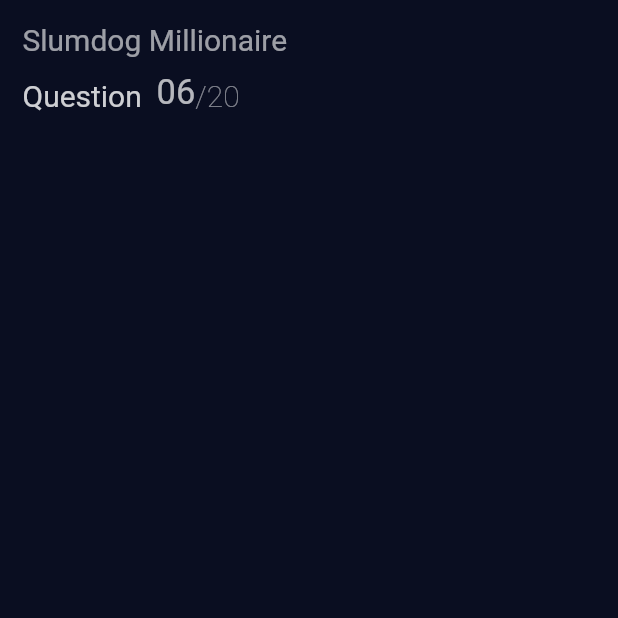
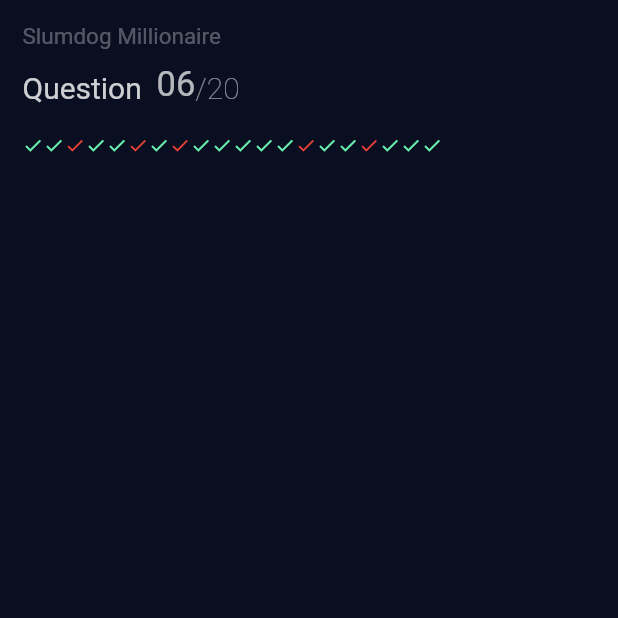
Before and after one commit to CynthiaPeter/Bliionaire-quiz-app, a Flutter app: the screen it shows after launch, on a phone screen of 412 x 824 dp, the top half of it. Run offline on Flutter 3.47's test engine with Material 2 defaults, Android fonts, the phone set to English and light mode, and no system bars.

Commit message:
One widget per day is better than nothing, the answer tickers added

```diff
--- a/lib/quiz_page.dart
+++ b/lib/quiz_page.dart
@@ -15,16 +15,22 @@ class _QuizPageState extends State<QuizPage> {
           children: <Widget>[
             Container(
               height: MediaQuery.of(context).size.height * 0.9,
-              child: Column(crossAxisAlignment: CrossAxisAlignment.start,
+              child: Column(
+                crossAxisAlignment: CrossAxisAlignment.start,
                 children: <Widget>[
-                Text('Slumdog Millionaire',
-                style: TextStyle(fontWeight: FontWeight.w400,
-                fontSize: 20,
-                color: Colors.white.withOpacity(0.6),),),
+                  Text(
+                    'Slumdog Millionaire',
+                    style: TextStyle(
+                      fontWeight: FontWeight.w400,
+                      fontSize: 15,
+                      color: Colors.white.withOpacity(0.3),
+                    ),
+                  ),
                   SizedBox(
                     height: 10,
                   ),
-                Row(crossAxisAlignment: CrossAxisAlignment.end,
+                  Row(
+                    crossAxisAlignment: CrossAxisAlignment.end,
                     children: <Widget>[
                       Text(
                         'Question  ',
@@ -48,7 +54,34 @@ class _QuizPageState extends State<QuizPage> {
                             color: Colors.white.withOpacity(0.5)),
                       ),
                     ],
-               ), ],),
+                  ),
+                  SizedBox(height:20),
+                  Row(
+                    children: <Widget>[
+                      Icon(Icons.check, color: Colors.greenAccent, size: 14,),
+                      Icon(Icons.check, color: Colors.greenAccent, size: 14, ),
+                      Icon(Icons.check, color: Colors.red, size: 14,),
+                      Icon(Icons.check, color: Colors.greenAccent, size: 14,),
+                      Icon(Icons.check, color: Colors.greenAccent, size: 14,),
+                      Icon(Icons.check, color: Colors.red, size: 14,),
+                      Icon(Icons.check, color: Colors.greenAccent, size: 14,),
+                      Icon(Icons.check, color: Colors.red, size: 14,),
+                      Icon(Icons.check, color: Colors.greenAccent, size: 14,),
+                      Icon(Icons.check, color: Colors.greenAccent, size: 14,),
+                      Icon(Icons.check, color: Colors.greenAccent, size: 14,),
+                      Icon(Icons.check, color: Colors.greenAccent, size: 14,),
+                      Icon(Icons.check, color: Colors.greenAccent, size: 14,),
+                      Icon(Icons.check, color: Colors.red, size: 14,),
+                      Icon(Icons.check, color: Colors.greenAccent, size: 14,),
+                      Icon(Icons.check, color: Colors.greenAccent, size: 14,),
+                      Icon(Icons.check, color: Colors.red, size: 14,),
+                      Icon(Icons.check, color: Colors.greenAccent, size: 14,),
+                      Icon(Icons.check, color: Colors.greenAccent, size: 14,),
+                      Icon(Icons.check, color: Colors.greenAccent, size: 14,),
+                    ],
+                  )
+                ],
+              ),
             )
           ],
         ),
```
Lines whose indentation alone changed are shown as unchanged.
